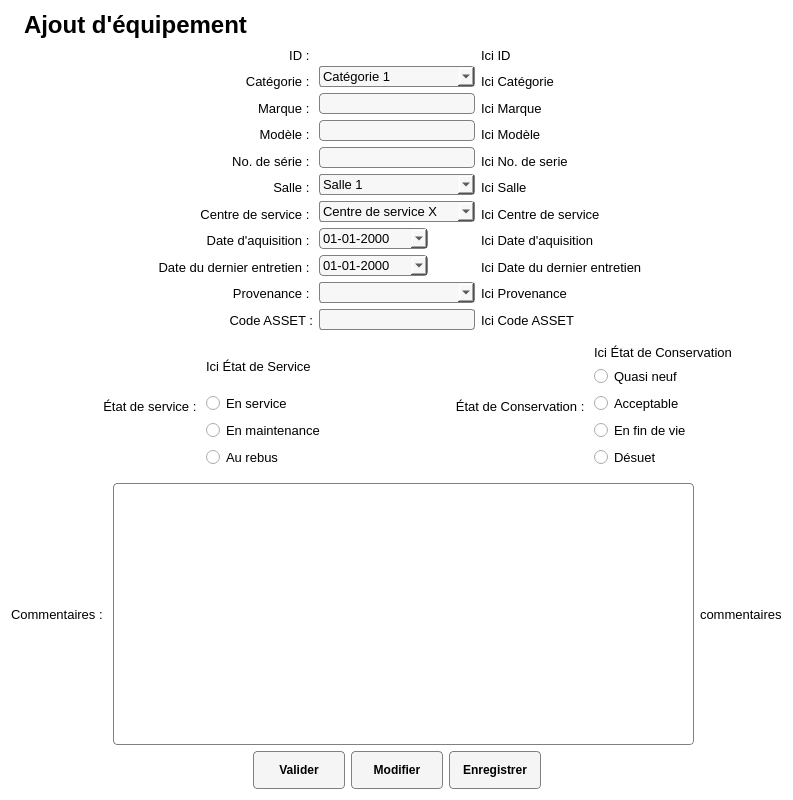
Qt form Interface/FenetresEnUI/AjoutEquipement.ui (ProjetPC2/SIMM2.0-DEV) before a commit.
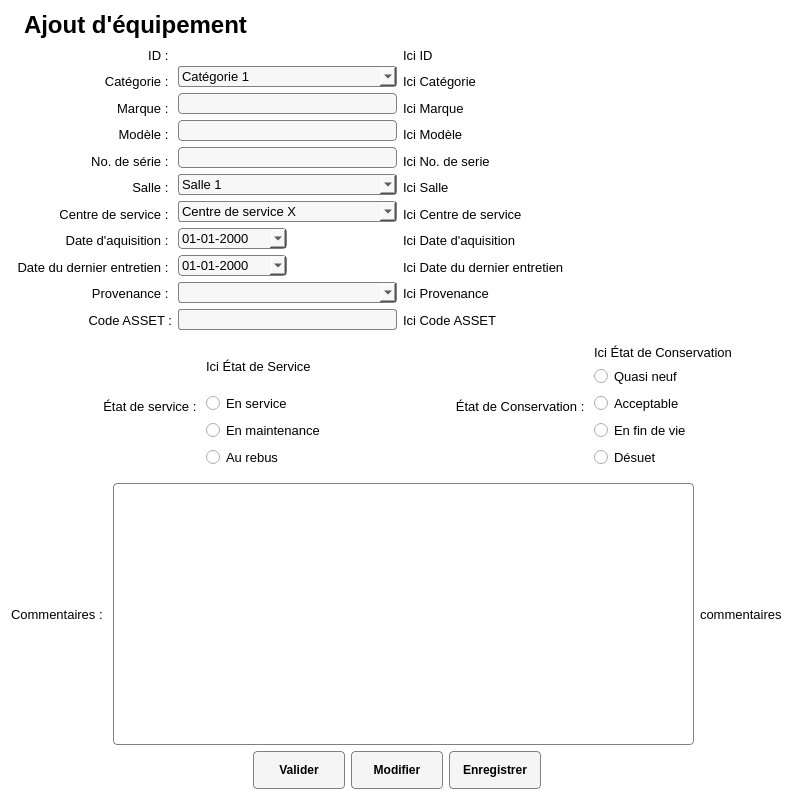
The same form after that commit. Icons and pictures are not drawn.

Commit message: changement de la fenetre ajout equip

Diff of the .ui file:
```diff
--- a/Interface/FenetresEnUI/AjoutEquipement.ui
+++ b/Interface/FenetresEnUI/AjoutEquipement.ui
@@ -466,19 +466,6 @@
    </item>
    <item row="1" column="1">
     <layout class="QHBoxLayout" name="horizontalLayout">
-     <item>
-      <spacer name="horizontalSpacer_5">
-       <property name="orientation">
-        <enum>Qt::Horizontal</enum>
-       </property>
-       <property name="sizeHint" stdset="0">
-        <size>
-         <width>40</width>
-         <height>20</height>
-        </size>
-       </property>
-      </spacer>
-     </item>
      <item>
       <layout class="QVBoxLayout" name="layoutTitreLables">
        <item>
@@ -701,6 +688,7 @@
           <font>
            <family>MS Shell Dlg 2</family>
            <pointsize>10</pointsize>
+           <kerning>true</kerning>
           </font>
          </property>
          <property name="styleSheet">
@@ -739,6 +727,18 @@
        </item>
        <item>
         <widget class="QLineEdit" name="lineEditMarque">
+         <property name="minimumSize">
+          <size>
+           <width>127</width>
+           <height>0</height>
+          </size>
+         </property>
+         <property name="maximumSize">
+          <size>
+           <width>223</width>
+           <height>16777215</height>
+          </size>
+         </property>
          <property name="font">
           <font>
            <pointsize>10</pointsize>
@@ -760,6 +760,18 @@
        </item>
        <item>
         <widget class="QLineEdit" name="lineEditModele">
+         <property name="minimumSize">
+          <size>
+           <width>127</width>
+           <height>0</height>
+          </size>
+         </property>
+         <property name="maximumSize">
+          <size>
+           <width>223</width>
+           <height>16777215</height>
+          </size>
+         </property>
          <property name="font">
           <font>
            <pointsize>10</pointsize>
@@ -781,6 +793,18 @@
        </item>
        <item>
         <widget class="QLineEdit" name="lineEditNoDeSerie">
+         <property name="minimumSize">
+          <size>
+           <width>127</width>
+           <height>0</height>
+          </size>
+         </property>
+         <property name="maximumSize">
+          <size>
+           <width>223</width>
+           <height>16777215</height>
+          </size>
+         </property>
          <property name="font">
           <font>
            <pointsize>10</pointsize>
@@ -962,7 +986,7 @@
         <widget class="QLineEdit" name="lineEditCodeASSET">
          <property name="minimumSize">
           <size>
-           <width>119</width>
+           <width>127</width>
            <height>0</height>
           </size>
          </property>
```
The commit also changes 2 other files.
